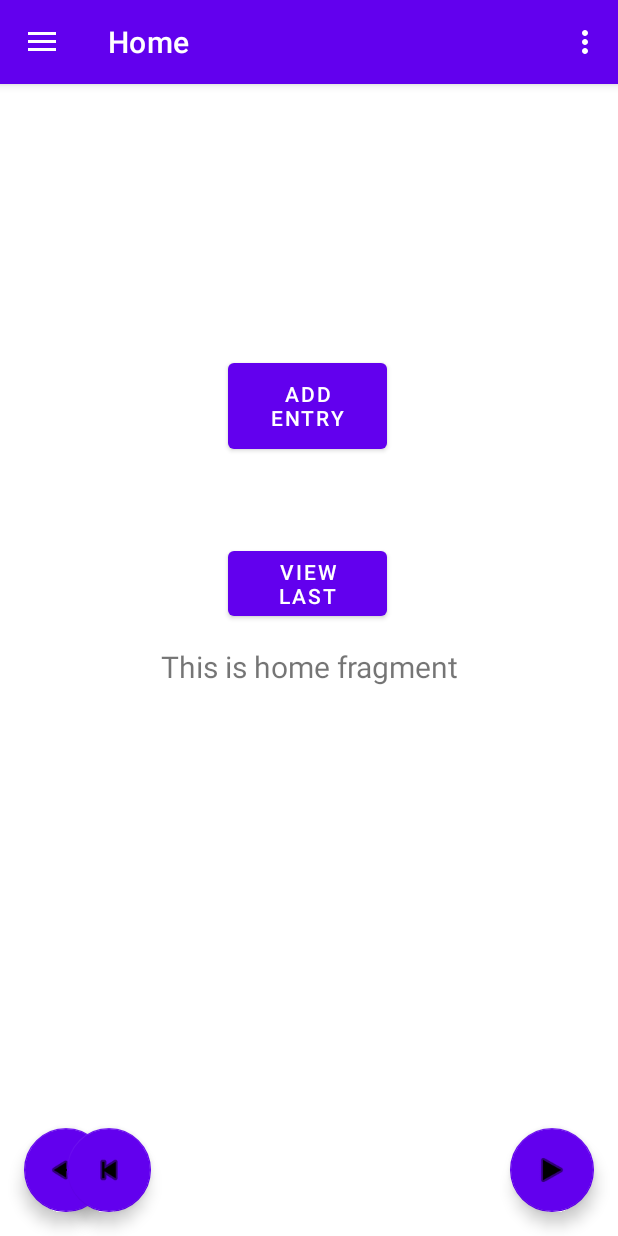
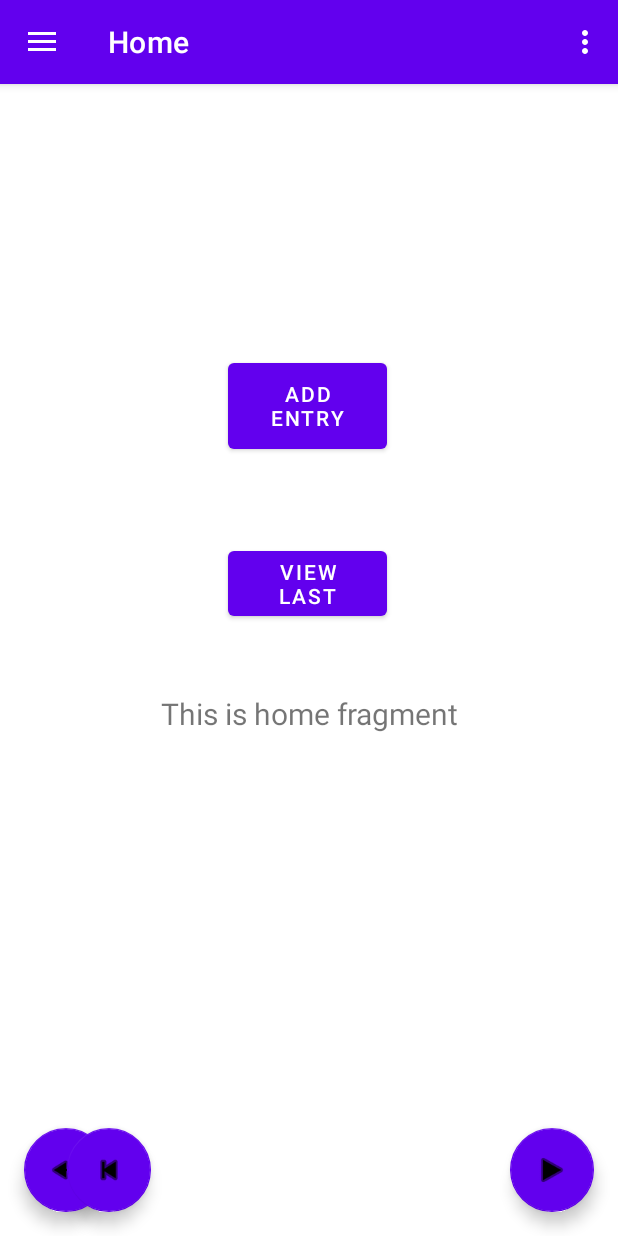
Before and after one commit to christianmaierger/drm-notes-android-app, an Android app: the screen it shows after launch (MainActivity), on a phone screen of 412 x 824 dp. Run offline under Robolectric (Android 15) with nearby library versions, the light colour scheme and no system bars; our stand-ins replace navigation-ui.

Commit message:
change little constraint on home to look better for screenshot and deleted unused code snippet

```diff
--- a/app/src/main/java/com/example/drmapp/ui/home/HomeFragment.java
+++ b/app/src/main/java/com/example/drmapp/ui/home/HomeFragment.java
@@ -50,7 +50,6 @@ public class HomeFragment extends Fragment {
                 fragmentTransaction.replace(R.id.nav_host_fragment , fragment);
                 fragmentTransaction.addToBackStack(null);
                 fragmentTransaction.commit();
-              //  getActivity().setContentView(R.layout.fragment_addentry);
 
 
             }
--- a/app/src/main/res/layout/fragment_home.xml
+++ b/app/src/main/res/layout/fragment_home.xml
@@ -11,14 +11,15 @@
         android:layout_width="match_parent"
         android:layout_height="wrap_content"
         android:layout_marginStart="8dp"
-        android:layout_marginTop="8dp"
         android:layout_marginEnd="8dp"
         android:textAlignment="center"
         android:textSize="20sp"
         app:layout_constraintBottom_toBottomOf="parent"
         app:layout_constraintEnd_toEndOf="parent"
+        app:layout_constraintHorizontal_bias="0.0"
         app:layout_constraintStart_toStartOf="parent"
-        app:layout_constraintTop_toTopOf="parent" />
+        app:layout_constraintTop_toBottomOf="@+id/toViewLast"
+        app:layout_constraintVertical_bias="0.119" />
 
     <Button
         android:id="@+id/toAddEntry"
```
